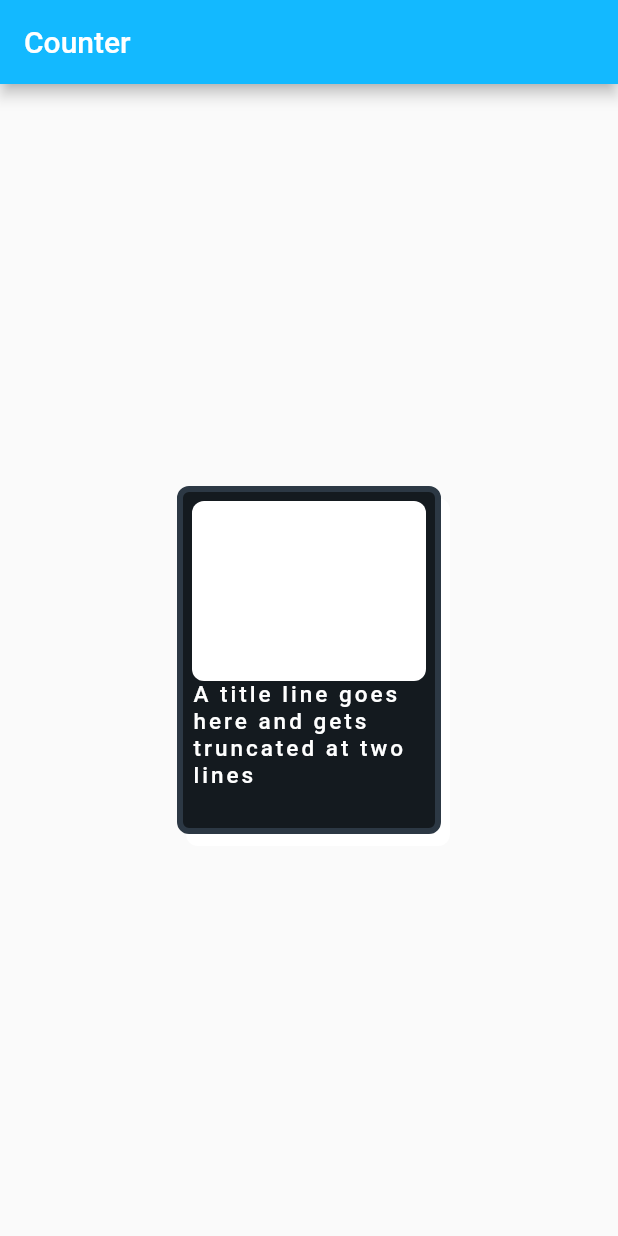
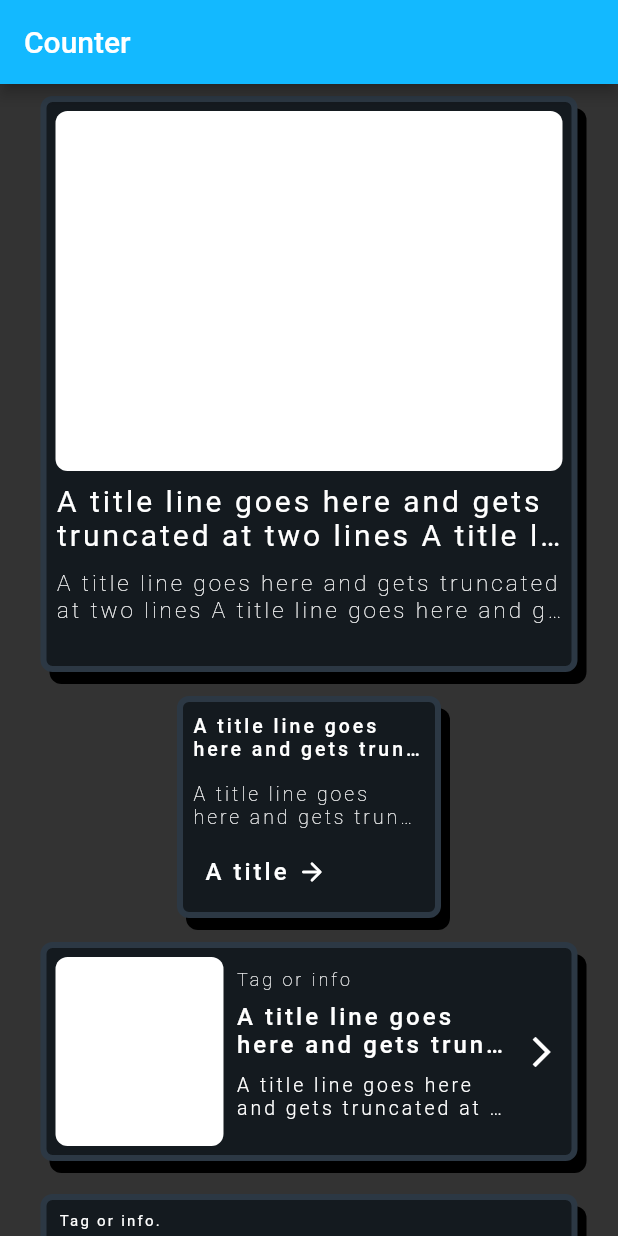
Before and after one commit to Emerson-Mendonca/todo_list_app_monorepo, a Flutter app: the screen it shows after launch, on a phone screen of 412 x 824 dp. Run offline on Flutter 3.47's test engine with Material 2 defaults, Android fonts, the phone set to English and light mode, and no system bars; our stand-ins replace bloc, flutter_bloc, logger; generated files the repository leaves out were written again; Roboto replaces fonts that are missing (Satoshi).

Commit message:
📦 NEW: Ui Cards

```diff
--- a/apps/todo_list_app/lib/counter/view/counter_page.dart
+++ b/apps/todo_list_app/lib/counter/view/counter_page.dart
@@ -24,6 +24,7 @@ class CounterView extends StatelessWidget {
     final l10n = context.l10n;
     return Scaffold(
       appBar: AppBar(title: Text(l10n.counterAppBarTitle)),
+      backgroundColor: const Color(0xFF333333),
       body: const Center(child: Card()),
     );
   }
@@ -34,6 +35,15 @@ class Card extends StatelessWidget {
 
   @override
   Widget build(BuildContext context) {
-    return const BkUiCard();
+    return SingleChildScrollView(
+      child: Column(
+        children: const [
+          UiVerticalCardLg(),
+          UiVerticalCardSm(),
+          UiHorizontalCardLg(),
+          UiHorizontalCardSm(),
+        ],
+      ),
+    );
   }
 }
--- a/packages/bk_ui_kit/lib/src/widgets/card/card.dart
+++ /dev/null
@@ -1,63 +0,0 @@
-// ignore_for_file: public_member_api_docs
-
-import 'package:flutter/material.dart';
-
-class BkUiCard extends StatefulWidget {
-  const BkUiCard({super.key});
-
-  @override
-  State<BkUiCard> createState() => _BkUiCardState();
-}
-
-class _BkUiCardState extends State<BkUiCard> {
-  @override
-  Widget build(BuildContext context) {
-    return Container(
-      padding: const EdgeInsets.only(
-        left: 6,
-        top: 6,
-        right: 6,
-        bottom: 6,
-      ),
-      alignment: Alignment.topCenter,
-      width: 176,
-      height: 232,
-      decoration: BoxDecoration(
-        border: Border.all(
-          width: 4,
-          color: const Color(0xFF2C3844),
-        ),
-        color: const Color(0xFF141A1F),
-        borderRadius: const BorderRadius.all(Radius.circular(8)),
-        boxShadow: const [
-          BoxShadow(
-            color: Colors.white,
-            offset: Offset(6, 8),
-          ),
-        ],
-      ),
-      child: Column(
-        children: [
-          Container(
-            width: 176,
-            height: 120,
-            decoration: const BoxDecoration(
-              color: Colors.white,
-              borderRadius: BorderRadius.all(Radius.circular(8)),
-            ),
-          ),
-          const Text(
-            'A title line goes here and gets truncated at two lines',
-            style: TextStyle(
-              fontFamily: 'Satoshi',
-              fontSize: 15,
-              fontWeight: FontWeight.w500,
-              color: Colors.white,
-              letterSpacing: 2,
-            ),
-          ),
-        ],
-      ),
-    );
-  }
-}
--- /dev/null
+++ b/packages/bk_ui_kit/lib/src/widgets/card/horizontal_card_lg.dart
@@ -0,0 +1,118 @@
+import 'package:flutter/material.dart';
+
+class UiHorizontalCardLg extends StatefulWidget {
+  const UiHorizontalCardLg({super.key});
+
+  @override
+  State<UiHorizontalCardLg> createState() => _UiHorizontalCardLgState();
+}
+
+class _UiHorizontalCardLgState extends State<UiHorizontalCardLg> {
+  @override
+  Widget build(BuildContext context) {
+    return Padding(
+      padding: const EdgeInsets.all(8),
+      child: Container(
+        padding: const EdgeInsets.all(
+          6,
+        ),
+        alignment: Alignment.topCenter,
+        width: 358,
+        height: 146,
+        decoration: BoxDecoration(
+          border: Border.all(
+            width: 4,
+            color: const Color(0xFF2C3844),
+          ),
+          color: const Color(0xFF141A1F),
+          borderRadius: const BorderRadius.all(Radius.circular(8)),
+          boxShadow: const [
+            BoxShadow(
+              offset: Offset(6, 8),
+            ),
+          ],
+        ),
+        child: Row(
+          children: [
+            Container(
+              width: 112,
+              height: 146,
+              decoration: const BoxDecoration(
+                color: Colors.white,
+                borderRadius: BorderRadius.all(Radius.circular(8)),
+              ),
+            ),
+            Padding(
+              padding: const EdgeInsets.all(8),
+              child: Column(
+                children: const [
+                  Padding(
+                    padding: EdgeInsets.only(bottom: 8),
+                    child: SizedBox(
+                      width: 182,
+                      height: 14,
+                      child: Text(
+                        'Tag or info',
+                        overflow: TextOverflow.ellipsis,
+                        style: TextStyle(
+                          overflow: TextOverflow.ellipsis,
+                          fontFamily: 'Satoshi',
+                          fontSize: 12,
+                          fontWeight: FontWeight.w200,
+                          color: Colors.white,
+                          letterSpacing: 2,
+                        ),
+                      ),
+                    ),
+                  ),
+                  Padding(
+                    padding: EdgeInsets.only(bottom: 8),
+                    child: SizedBox(
+                      width: 182,
+                      height: 40,
+                      child: Text(
+                        'A title line goes here and gets truncated at two lines A title line goes here and gets truncated at two lines',
+                        maxLines: 2,
+                        style: TextStyle(
+                          overflow: TextOverflow.ellipsis,
+                          fontFamily: 'Satoshi',
+                          fontSize: 16,
+                          fontWeight: FontWeight.w500,
+                          color: Colors.white,
+                          letterSpacing: 2,
+                        ),
+                      ),
+                    ),
+                  ),
+                  SizedBox(
+                    width: 182,
+                    height: 40,
+                    child: Text(
+                      'A title line goes here and gets truncated at two lines A title line goes here and gets truncated at two lines',
+                      overflow: TextOverflow.ellipsis,
+                      maxLines: 2,
+                      style: TextStyle(
+                        overflow: TextOverflow.ellipsis,
+                        fontFamily: 'Satoshi',
+                        fontSize: 13,
+                        fontWeight: FontWeight.w300,
+                        color: Colors.white,
+                        letterSpacing: 2,
+                      ),
+                    ),
+                  ),
+                ],
+              ),
+            ),
+            const SizedBox(
+              width: 28,
+              child: Align(
+                child: Icon(Icons.arrow_forward_ios, color: Colors.white),
+              ),
+            ),
+          ],
+        ),
+      ),
+    );
+  }
+}
--- /dev/null
+++ b/packages/bk_ui_kit/lib/src/widgets/card/horizontal_card_sm.dart
@@ -0,0 +1,106 @@
+import 'package:flutter/material.dart';
+
+class UiHorizontalCardSm extends StatefulWidget {
+  const UiHorizontalCardSm({super.key});
+
+  @override
+  State<UiHorizontalCardSm> createState() => _UiHorizontalCardSmState();
+}
+
+class _UiHorizontalCardSmState extends State<UiHorizontalCardSm> {
+  @override
+  Widget build(BuildContext context) {
+    return Padding(
+      padding: const EdgeInsets.all(8),
+      child: Container(
+        margin: const EdgeInsets.all(
+          6,
+        ),
+        alignment: Alignment.topLeft,
+        width: 358,
+        height: 146,
+        decoration: BoxDecoration(
+          border: Border.all(
+            width: 4,
+            color: const Color(0xFF2C3844),
+          ),
+          color: const Color(0xFF141A1F),
+          borderRadius: const BorderRadius.all(Radius.circular(8)),
+          boxShadow: const [
+            BoxShadow(
+              offset: Offset(6, 8),
+            ),
+          ],
+        ),
+        child: Row(
+          children: [
+            Container(
+              padding: const EdgeInsets.all(8),
+              child: Column(
+                children: [
+                  Padding(
+                    padding: const EdgeInsets.only(bottom: 8),
+                    child: SizedBox(
+                      width: 302,
+                      height: 14,
+                      child: Text(
+                        'Tag or info.',
+                        overflow: TextOverflow.ellipsis,
+                        style: Theme.of(context).textTheme.labelSmall!.merge(
+                              const TextStyle(
+                                color: Colors.white,
+                                overflow: TextOverflow.ellipsis,
+                              ),
+                            ),
+                      ),
+                    ),
+                  ),
+                  Padding(
+                    padding: const EdgeInsets.only(bottom: 8),
+                    child: SizedBox(
+                      width: 302,
+                      height: 44,
+                      child: Text(
+                        'A title line goes here and gets truncated at two lines A title line goes here and gets truncated at two lines',
+                        maxLines: 2,
+                        style: Theme.of(context).textTheme.titleLarge!.merge(
+                              const TextStyle(
+                                color: Colors.white,
+                                overflow: TextOverflow.ellipsis,
+                              ),
+                            ),
+                      ),
+                    ),
+                  ),
+                  Padding(
+                    padding: const EdgeInsets.only(bottom: 8),
+                    child: SizedBox(
+                      width: 302,
+                      height: 40,
+                      child: Text(
+                        'A title line goes here and gets truncated at two lines A title line goes here and gets truncated at two lines',
+                        maxLines: 2,
+                        style: Theme.of(context).textTheme.labelMedium!.merge(
+                              const TextStyle(
+                                color: Colors.white,
+                                overflow: TextOverflow.ellipsis,
+                              ),
+                            ),
+                      ),
+                    ),
+                  ),
+                ],
+              ),
+            ),
+            const SizedBox(
+              width: 28,
+              child: Align(
+                child: Icon(Icons.arrow_forward_ios, color: Colors.white),
+              ),
+            ),
+          ],
+        ),
+      ),
+    );
+  }
+}
--- /dev/null
+++ b/packages/bk_ui_kit/lib/src/widgets/card/vertical_card_lg.dart
@@ -0,0 +1,93 @@
+// ignore_for_file: public_member_api_docs
+
+import 'package:flutter/material.dart';
+
+class UiVerticalCardLg extends StatefulWidget {
+  const UiVerticalCardLg({super.key});
+
+  @override
+  State<UiVerticalCardLg> createState() => _UiVerticalCardLgState();
+}
+
+class _UiVerticalCardLgState extends State<UiVerticalCardLg> {
+  @override
+  Widget build(BuildContext context) {
+    return Padding(
+      padding: const EdgeInsets.all(8),
+      child: Container(
+        padding: const EdgeInsets.only(
+          left: 6,
+          top: 6,
+          right: 6,
+          bottom: 6,
+        ),
+        alignment: Alignment.topCenter,
+        width: 358,
+        height: 384,
+        decoration: BoxDecoration(
+          border: Border.all(
+            width: 4,
+            color: const Color(0xFF2C3844),
+          ),
+          color: const Color(0xFF141A1F),
+          borderRadius: const BorderRadius.all(Radius.circular(8)),
+          boxShadow: const [
+            BoxShadow(
+              offset: Offset(6, 8),
+            ),
+          ],
+        ),
+        child: Column(
+          children: [
+            Container(
+              width: 358,
+              height: 240,
+              decoration: const BoxDecoration(
+                color: Colors.white,
+                borderRadius: BorderRadius.all(Radius.circular(8)),
+              ),
+            ),
+            const Padding(
+              padding: EdgeInsets.only(top: 8, bottom: 8),
+              child: SizedBox(
+                width: 358,
+                height: 42,
+                child: Text(
+                  'A title line goes here and gets truncated at two lines A title line goes here and gets truncated at two lines',
+                  maxLines: 2,
+                  style: TextStyle(
+                    overflow: TextOverflow.ellipsis,
+                    fontFamily: 'Satoshi',
+                    fontSize: 20,
+                    fontWeight: FontWeight.w400,
+                    color: Colors.white,
+                    letterSpacing: 2,
+                  ),
+                ),
+              ),
+            ),
+            const Padding(
+              padding: EdgeInsets.only(top: 8, bottom: 8),
+              child: SizedBox(
+                width: 358,
+                height: 42,
+                child: Text(
+                  'A title line goes here and gets truncated at two lines A title line goes here and gets truncated at two lines',
+                  maxLines: 2,
+                  style: TextStyle(
+                    overflow: TextOverflow.ellipsis,
+                    fontFamily: 'Satoshi',
+                    fontSize: 15,
+                    fontWeight: FontWeight.w200,
+                    color: Colors.white,
+                    letterSpacing: 2,
+                  ),
+                ),
+              ),
+            ),
+          ],
+        ),
+      ),
+    );
+  }
+}
--- /dev/null
+++ b/packages/bk_ui_kit/lib/src/widgets/card/vertical_card_sm.dart
@@ -0,0 +1,111 @@
+// ignore_for_file: public_member_api_docs
+
+import 'package:flutter/material.dart';
+
+class UiVerticalCardSm extends StatefulWidget {
+  const UiVerticalCardSm({super.key});
+
+  @override
+  State<UiVerticalCardSm> createState() => _UiVerticalCardSmState();
+}
+
+class _UiVerticalCardSmState extends State<UiVerticalCardSm> {
+  @override
+  Widget build(BuildContext context) {
+    return Padding(
+      padding: const EdgeInsets.all(8),
+      child: Container(
+        padding: const EdgeInsets.only(
+          left: 6,
+          top: 6,
+          right: 6,
+          bottom: 6,
+        ),
+        alignment: Alignment.centerLeft,
+        width: 176,
+        height: 148,
+        decoration: BoxDecoration(
+          border: Border.all(
+            width: 4,
+            color: const Color(0xFF2C3844),
+          ),
+          color: const Color(0xFF141A1F),
+          borderRadius: const BorderRadius.all(Radius.circular(8)),
+          boxShadow: const [
+            BoxShadow(
+              offset: Offset(6, 8),
+            ),
+          ],
+        ),
+        child: Column(
+          mainAxisAlignment: MainAxisAlignment.spaceAround,
+          children: [
+            const SizedBox(
+              width: 152,
+              height: 40,
+              child: Text(
+                'A title line goes here and gets truncated at two lines A title line goes here and gets truncated at two lines',
+                maxLines: 2,
+                style: TextStyle(
+                  overflow: TextOverflow.ellipsis,
+                  fontFamily: 'Satoshi',
+                  fontSize: 13,
+                  fontWeight: FontWeight.w500,
+                  color: Colors.white,
+                  letterSpacing: 2,
+                ),
+              ),
+            ),
+            const SizedBox(
+              width: 152,
+              height: 36,
+              child: Text(
+                'A title line goes here and gets truncated at two lines A title line goes here and gets truncated at two lines',
+                maxLines: 2,
+                style: TextStyle(
+                  overflow: TextOverflow.ellipsis,
+                  fontFamily: 'Satoshi',
+                  fontSize: 13,
+                  fontWeight: FontWeight.w200,
+                  color: Colors.white,
+                  letterSpacing: 2,
+                ),
+              ),
+            ),
+            SizedBox(
+              width: 152,
+              height: 36,
+              child: TextButton(
+                onPressed: () {},
+                child: Align(
+                  alignment: Alignment.centerLeft,
+                  child: Row(
+                    children: const [
+                      Text(
+                        'A title ',
+                        maxLines: 1,
+                        style: TextStyle(
+                          overflow: TextOverflow.ellipsis,
+                          fontFamily: 'Satoshi',
+                          fontSize: 16,
+                          fontWeight: FontWeight.w500,
+                          color: Colors.white,
+                          letterSpacing: 2,
+                        ),
+                      ),
+                      Icon(
+                        size: 20,
+                        Icons.arrow_forward_rounded,
+                        color: Colors.white,
+                      )
+                    ],
+                  ),
+                ),
+              ),
+            ),
+          ],
+        ),
+      ),
+    );
+  }
+}
--- a/packages/bk_ui_kit/lib/src/widgets/widgets.dart
+++ b/packages/bk_ui_kit/lib/src/widgets/widgets.dart
@@ -1 +1,4 @@
-export './card/card.dart';
+export './card/horizontal_card_lg.dart';
+export './card/horizontal_card_sm.dart';
+export 'card/vertical_card_lg.dart';
+export 'card/vertical_card_sm.dart';
```
Also changed, not shown: 2 other files.
